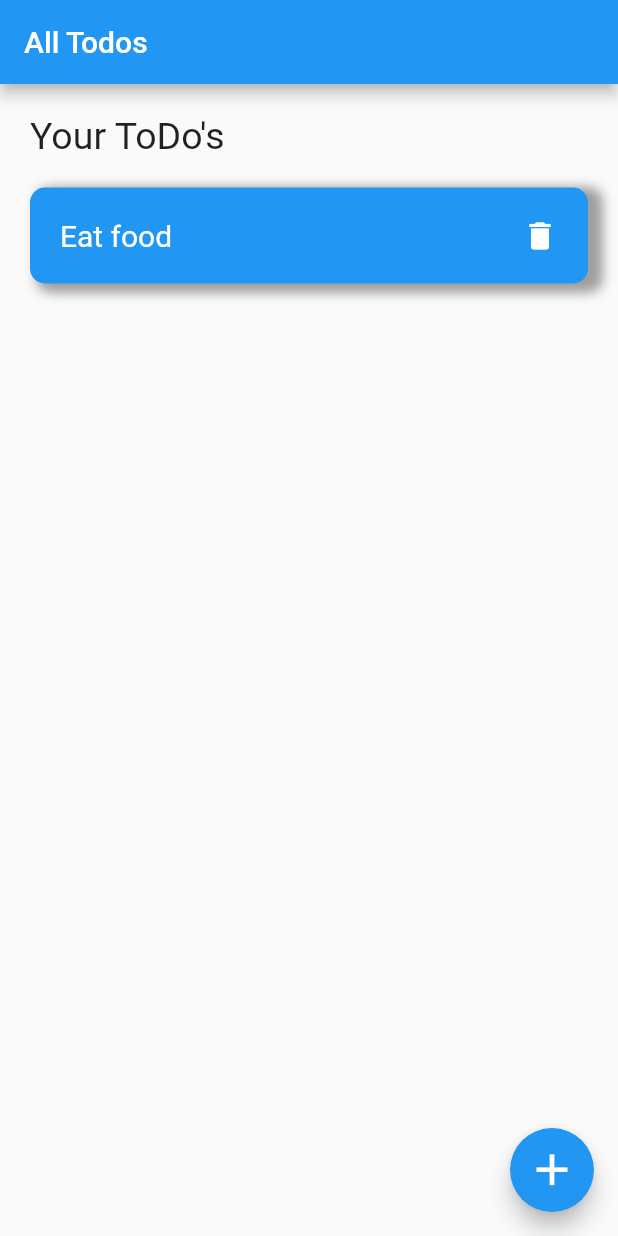
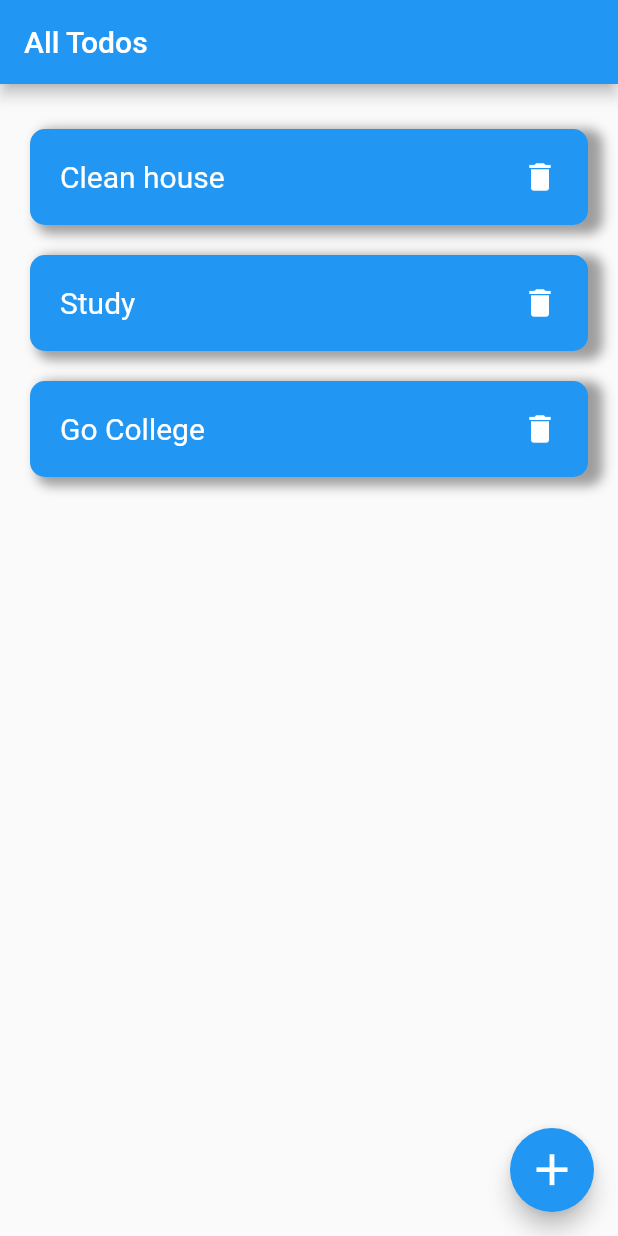
Before and after one commit to GDSC-MVJCE/flutter_todo, a Flutter app: the screen it shows after launch, on a phone screen of 412 x 824 dp. Run offline on Flutter 3.47's test engine with Material 2 defaults, Android fonts, the phone set to English and light mode, and no system bars.

Commit message:
With models

```diff
--- a/lib/main.dart
+++ b/lib/main.dart
@@ -1,6 +1,5 @@
 import 'package:flutter/material.dart';
 import 'screens/home.dart';
-import 'screens/addtodo.dart';
 
 void main(){
   runApp(const MyApp());
--- /dev/null
+++ b/lib/models/todo.dart
@@ -0,0 +1,13 @@
+class Todo{
+  late final String title;
+
+  Todo({
+    required this.title
+  });
+}
+
+final Todo clean = Todo(title: "Clean house");
+final Todo study = Todo(title: "Study");
+final Todo goclg = Todo(title: "Go College");
+
+List<Todo> todos = [clean, study, goclg];
--- a/lib/screens/addtodo.dart
+++ b/lib/screens/addtodo.dart
@@ -21,7 +21,7 @@ class AddToDo extends StatelessWidget {
               //text form field -> for more text fields
               //on change
               TextField(
-              //onChanged: ,
+                //onChanged
                 decoration: InputDecoration(
                   hintText: "Add your todo here",
                     border: const OutlineInputBorder(),
@@ -37,7 +37,7 @@ class AddToDo extends StatelessWidget {
               const Button(),
             ],
           ),
-      )
+        ),
       );
   }
 }
--- a/lib/screens/home.dart
+++ b/lib/screens/home.dart
@@ -1,6 +1,6 @@
 import 'package:flutter/material.dart';
 import 'package:flutter_todo/screens/addtodo.dart';
-import 'package:flutter_todo/widgets/TaskWidget.dart';
+import 'package:flutter_todo/widgets/allToDos.dart';
 
 class Home extends StatefulWidget {
   const Home({Key? key}) : super(key: key);
@@ -14,32 +14,14 @@ class _HomeState extends State<Home> {
   Widget build(BuildContext context) {
     return Scaffold(
       appBar: AppBar(
-        title: const Text("All Todos ")
+        title: const Text("All Todos")
       ),
-      body: Padding(
-        padding: const EdgeInsets.fromLTRB(20, 20, 20, 20),
-        child: Column(
-          crossAxisAlignment: CrossAxisAlignment.start,
-          children: const [
-            Text(
-                "Your ToDo's",
-              style: TextStyle(
-                fontSize: 25
-              ),
-            ),
-            SizedBox(height: 20),
-            SingleChildScrollView(
-                scrollDirection: Axis.vertical,
-                child: TodoWidget()
-            ),
-          ],
-        ),
-      ),
+      body: const AllToDos(),
       floatingActionButton: FloatingActionButton(
         child: const Icon(Icons.add, size: 35),
         onPressed: () {
           Navigator.push(context,
-          MaterialPageRoute(builder: (context) => const AddToDo()),
+            MaterialPageRoute(builder: (context) => const AddToDo()),
           );
         },
       ),
--- a/lib/widgets/ButtonWidget.dart
+++ b/lib/widgets/ButtonWidget.dart
@@ -1,6 +1,7 @@
 import 'package:flutter/material.dart';
 
 class Button extends StatelessWidget {
+
   const Button({Key? key}) : super(key: key);
 
   @override
--- a/lib/widgets/TaskWidget.dart
+++ b/lib/widgets/TaskWidget.dart
@@ -1,13 +1,17 @@
 import 'package:flutter/material.dart';
 
 class TodoWidget extends StatelessWidget {
-  const TodoWidget({Key? key}) : super(key: key);
+
+  final String title;
+
+  const TodoWidget({Key? key, required this.title}) : super(key: key);
 
   @override
   Widget build(BuildContext context) {
     return InkWell(
       onTap: () {},
       child: Container(
+        margin: const EdgeInsets.symmetric(horizontal: 0, vertical: 10),
         decoration: BoxDecoration(
           color: Colors.blue,
           borderRadius: BorderRadius.circular(10),
@@ -20,12 +24,12 @@ class TodoWidget extends StatelessWidget {
             )
           ]
         ),
-        padding: const EdgeInsets.fromLTRB(20, 20, 20, 20),
+        padding: const EdgeInsets.all(20),
         child: Row(
           mainAxisAlignment: MainAxisAlignment.spaceBetween,
-          children: const [
-            Text("Eat food", style: TextStyle(fontSize: 20, color: Colors.white),),
-            Icon(Icons.delete, color: Colors.white,)
+          children: [
+            Text(title, style: const TextStyle(fontSize: 20, color: Colors.white),),
+            const Icon(Icons.delete, color: Colors.white,)
           ],
         ),
       ),
--- /dev/null
+++ b/lib/widgets/allToDos.dart
@@ -0,0 +1,26 @@
+import 'package:flutter/material.dart';
+import 'package:flutter_todo/models/todo.dart';
+import 'package:flutter_todo/widgets/TaskWidget.dart';
+
+class AllToDos extends StatefulWidget {
+  const AllToDos({Key? key}) : super(key: key);
+
+  @override
+  State<AllToDos> createState() => _AllToDosState();
+}
+
+class _AllToDosState extends State<AllToDos> {
+  @override
+  Widget build(BuildContext context) {
+    return Container(
+      padding: const EdgeInsets.all(20),
+      child: ListView.builder(
+        scrollDirection: Axis.vertical,
+        itemCount: todos.length,
+        itemBuilder: (BuildContext context, int index){
+          return TodoWidget(title: todos[index].title);
+        },
+      ),
+    );
+  }
+}
```
Lines whose indentation alone changed are shown as unchanged.
